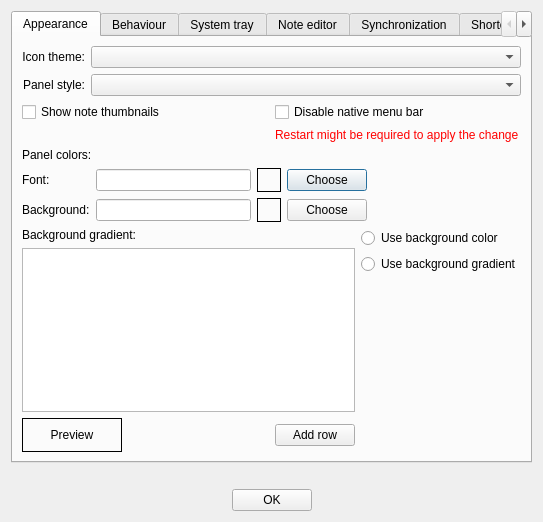
Before: the Qt Designer form lib/preferences/PreferencesDialog.ui in d1vanov/quentier, drawn with Qt 5.
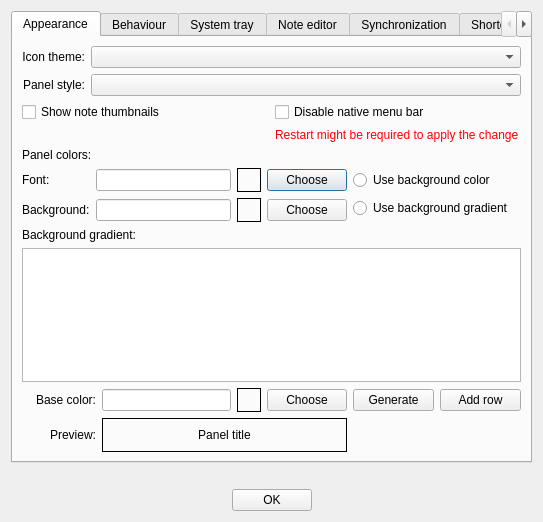
After: the same form once the commit is applied. Custom widgets are drawn as their Qt base class.

Commit message: Issue #292: amend the UI for panel colors configuration with presets

Patch:
```diff
--- a/lib/preferences/PreferencesDialog.ui
+++ b/lib/preferences/PreferencesDialog.ui
@@ -136,50 +136,55 @@
            </property>
           </widget>
          </item>
-         <item row="0" column="1">
+         <item row="0" column="1" colspan="2">
           <widget class="QLineEdit" name="panelsFontColorLineEdit"/>
          </item>
-         <item row="0" column="2">
-          <widget class="QFrame" name="panelsFontColorDemoFrame">
-           <property name="minimumSize">
-            <size>
-             <width>24</width>
-             <height>24</height>
-            </size>
-           </property>
-           <property name="maximumSize">
-            <size>
-             <width>24</width>
-             <height>24</height>
-            </size>
-           </property>
-           <property name="frameShape">
-            <enum>QFrame::Box</enum>
-           </property>
-           <property name="frameShadow">
-            <enum>QFrame::Plain</enum>
-           </property>
-          </widget>
-         </item>
          <item row="0" column="3">
-          <widget class="QPushButton" name="panelsFontColorPushButton">
-           <property name="text">
-            <string>Choose</string>
+          <widget class="QFrame" name="panelsFontColorDemoFrame">
+           <property name="minimumSize">
+            <size>
+             <width>24</width>
+             <height>24</height>
+            </size>
+           </property>
+           <property name="maximumSize">
+            <size>
+             <width>24</width>
+             <height>24</height>
+            </size>
+           </property>
+           <property name="frameShape">
+            <enum>QFrame::Box</enum>
+           </property>
+           <property name="frameShadow">
+            <enum>QFrame::Plain</enum>
            </property>
           </widget>
          </item>
          <item row="0" column="4">
-          <spacer name="horizontalSpacer_2">
-           <property name="orientation">
-            <enum>Qt::Horizontal</enum>
+          <widget class="QPushButton" name="panelsFontColorPushButton">
+           <property name="text">
+            <string>Choose</string>
            </property>
-           <property name="sizeHint" stdset="0">
-            <size>
-             <width>40</width>
-             <height>20</height>
-            </size>
-           </property>
-          </spacer>
+          </widget>
+         </item>
+         <item row="0" column="5" rowspan="2" colspan="2">
+          <layout class="QVBoxLayout" name="panelsBackgroundColorOrGradientVerticalLayout">
+           <item>
+            <widget class="QRadioButton" name="panelsUseBackgroundColorRadioButton">
+             <property name="text">
+              <string>Use background color</string>
+             </property>
+            </widget>
+           </item>
+           <item>
+            <widget class="QRadioButton" name="panelsUseBackgroundGradientRadioButton">
+             <property name="text">
+              <string>Use background gradient</string>
+             </property>
+            </widget>
+           </item>
+          </layout>
          </item>
          <item row="1" column="0">
           <widget class="QLabel" name="panelsBackgroundColorLabel">
@@ -188,157 +193,154 @@
            </property>
           </widget>
          </item>
-         <item row="1" column="1">
+         <item row="1" column="1" colspan="2">
           <widget class="QLineEdit" name="panelsBackgroundColorLineEdit"/>
          </item>
-         <item row="1" column="2">
-          <widget class="QFrame" name="panelsBackgroundColorDemoFrame">
-           <property name="minimumSize">
-            <size>
-             <width>24</width>
-             <height>24</height>
-            </size>
-           </property>
-           <property name="maximumSize">
-            <size>
-             <width>24</width>
-             <height>24</height>
-            </size>
-           </property>
-           <property name="frameShape">
-            <enum>QFrame::Box</enum>
-           </property>
-           <property name="frameShadow">
-            <enum>QFrame::Plain</enum>
-           </property>
-          </widget>
-         </item>
          <item row="1" column="3">
-          <widget class="QPushButton" name="panelsBackgroundColorPushButton">
-           <property name="text">
-            <string>Choose</string>
+          <widget class="QFrame" name="panelsBackgroundColorDemoFrame">
+           <property name="minimumSize">
+            <size>
+             <width>24</width>
+             <height>24</height>
+            </size>
+           </property>
+           <property name="maximumSize">
+            <size>
+             <width>24</width>
+             <height>24</height>
+            </size>
+           </property>
+           <property name="frameShape">
+            <enum>QFrame::Box</enum>
+           </property>
+           <property name="frameShadow">
+            <enum>QFrame::Plain</enum>
            </property>
           </widget>
          </item>
          <item row="1" column="4">
-          <spacer name="horizontalSpacer_3">
+          <widget class="QPushButton" name="panelsBackgroundColorPushButton">
+           <property name="text">
+            <string>Choose</string>
+           </property>
+          </widget>
+         </item>
+         <item row="2" column="0" colspan="3">
+          <widget class="QLabel" name="panelsBackgroundGradientLabel">
+           <property name="text">
+            <string>Background gradient:</string>
+           </property>
+          </widget>
+         </item>
+         <item row="3" column="0" colspan="7">
+          <widget class="QTableWidget" name="panelsBackgroundGradientTableWidget"/>
+         </item>
+         <item row="4" column="0" colspan="2">
+          <widget class="QLabel" name="panelsBackgroundGradientBaseColorLabel">
+           <property name="text">
+            <string>Base color:</string>
+           </property>
+           <property name="alignment">
+            <set>Qt::AlignRight|Qt::AlignTrailing|Qt::AlignVCenter</set>
+           </property>
+          </widget>
+         </item>
+         <item row="4" column="2">
+          <widget class="QLineEdit" name="panelsBackgroundGradientBaseColorLineEdit"/>
+         </item>
+         <item row="4" column="3">
+          <widget class="QFrame" name="panelsBackgroundGradientBaseColorDemoFrame">
+           <property name="minimumSize">
+            <size>
+             <width>24</width>
+             <height>24</height>
+            </size>
+           </property>
+           <property name="maximumSize">
+            <size>
+             <width>24</width>
+             <height>24</height>
+            </size>
+           </property>
+           <property name="frameShape">
+            <enum>QFrame::Box</enum>
+           </property>
+           <property name="frameShadow">
+            <enum>QFrame::Plain</enum>
+           </property>
+          </widget>
+         </item>
+         <item row="4" column="4">
+          <widget class="QPushButton" name="panelsBackgroundGradientBaseColorPushButton">
+           <property name="text">
+            <string>Choose</string>
+           </property>
+          </widget>
+         </item>
+         <item row="4" column="5">
+          <widget class="QPushButton" name="panelsBackgroundGradientGeneratePushButton">
+           <property name="text">
+            <string>Generate</string>
+           </property>
+          </widget>
+         </item>
+         <item row="4" column="6">
+          <widget class="QPushButton" name="panelsBackgroundGradientAddRowPushButton">
+           <property name="text">
+            <string>Add row</string>
+           </property>
+          </widget>
+         </item>
+         <item row="5" column="5" colspan="2">
+          <spacer name="panelsBottomHorizontalSpacer">
            <property name="orientation">
             <enum>Qt::Horizontal</enum>
            </property>
            <property name="sizeHint" stdset="0">
             <size>
-             <width>40</width>
+             <width>168</width>
              <height>20</height>
             </size>
            </property>
           </spacer>
          </item>
-        </layout>
-       </item>
-       <item>
-        <layout class="QHBoxLayout" name="horizontalLayout_2">
-         <item>
-          <layout class="QVBoxLayout" name="panelsBackgroundGradientVerticalLayout">
-           <item>
-            <widget class="QLabel" name="panelsBackgroundGradientLabel">
-             <property name="text">
-              <string>Background gradient:</string>
-             </property>
-            </widget>
-           </item>
-           <item>
-            <widget class="QTableWidget" name="panelsBackgroindGradientTableWidget"/>
-           </item>
-           <item>
-            <layout class="QHBoxLayout" name="panelsBackgroundGradientBottomHorizontalLayout">
-             <item>
-              <widget class="QFrame" name="panelsBackgroundGradientDemoFrame">
-               <property name="minimumSize">
-                <size>
-                 <width>100</width>
-                 <height>0</height>
-                </size>
-               </property>
-               <property name="frameShape">
-                <enum>QFrame::Box</enum>
-               </property>
-               <property name="frameShadow">
-                <enum>QFrame::Plain</enum>
-               </property>
-               <layout class="QHBoxLayout" name="horizontalLayout">
-                <item>
-                 <widget class="QLabel" name="panelsBackgroundGradientDemoFrameTitleLabel">
-                  <property name="text">
-                   <string>Preview</string>
-                  </property>
-                  <property name="alignment">
-                   <set>Qt::AlignCenter</set>
-                  </property>
-                 </widget>
-                </item>
-               </layout>
-              </widget>
-             </item>
-             <item>
-              <spacer name="horizontalSpacer">
-               <property name="orientation">
-                <enum>Qt::Horizontal</enum>
-               </property>
-               <property name="sizeType">
-                <enum>QSizePolicy::Expanding</enum>
-               </property>
-               <property name="sizeHint" stdset="0">
-                <size>
-                 <width>10</width>
-                 <height>20</height>
-                </size>
-               </property>
-              </spacer>
-             </item>
-             <item>
-              <widget class="QPushButton" name="panelsBackgroundGradientAddRowPushButton">
-               <property name="text">
-                <string>Add row</string>
-               </property>
-              </widget>
-             </item>
-            </layout>
-           </item>
-          </layout>
+         <item row="5" column="2" colspan="3">
+          <widget class="QFrame" name="panelsBackgroundGradientDemoFrame">
+           <property name="minimumSize">
+            <size>
+             <width>100</width>
+             <height>0</height>
+            </size>
+           </property>
+           <property name="frameShape">
+            <enum>QFrame::Box</enum>
+           </property>
+           <property name="frameShadow">
+            <enum>QFrame::Plain</enum>
+           </property>
+           <layout class="QHBoxLayout" name="horizontalLayout">
+            <item>
+             <widget class="QLabel" name="panelsBackgroundGradientDemoFrameTitleLabel">
+              <property name="text">
+               <string>Panel title</string>
+              </property>
+              <property name="alignment">
+               <set>Qt::AlignCenter</set>
+              </property>
+             </widget>
+            </item>
+           </layout>
+          </widget>
          </item>
-         <item>
-          <layout class="QVBoxLayout" name="panelsBackgroundColorOrGradientVerticalLayout">
-           <item>
-            <widget class="QRadioButton" name="panelsUseBackgroundColorRadioButton">
-             <property name="text">
-              <string>Use background color</string>
-             </property>
-            </widget>
-           </item>
-           <item>
-            <widget class="QRadioButton" name="panelsUseBackgroundGradientRadioButton">
-             <property name="text">
-              <string>Use background gradient</string>
-             </property>
-            </widget>
-           </item>
-           <item>
-            <spacer name="verticalSpacer">
-             <property name="orientation">
-              <enum>Qt::Vertical</enum>
-             </property>
-             <property name="sizeType">
-              <enum>QSizePolicy::Expanding</enum>
-             </property>
-             <property name="sizeHint" stdset="0">
-              <size>
-               <width>20</width>
-               <height>10</height>
-              </size>
-             </property>
-            </spacer>
-           </item>
-          </layout>
+         <item row="5" column="0" colspan="2">
+          <widget class="QLabel" name="panelsBackgroundGradientPreviewLabel">
+           <property name="text">
+            <string>Preview:</string>
+           </property>
+           <property name="alignment">
+            <set>Qt::AlignRight|Qt::AlignTrailing|Qt::AlignVCenter</set>
+           </property>
+          </widget>
          </item>
         </layout>
        </item>
```
Left out of the diff: 2 changed lines with no effect on the pictures.
